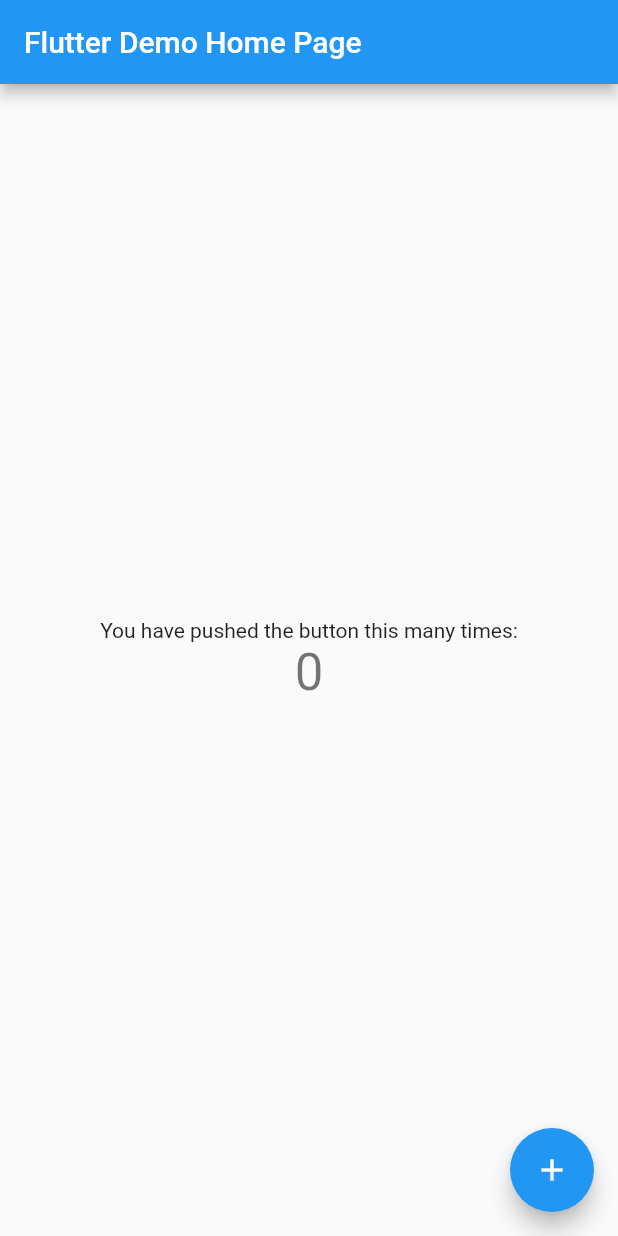
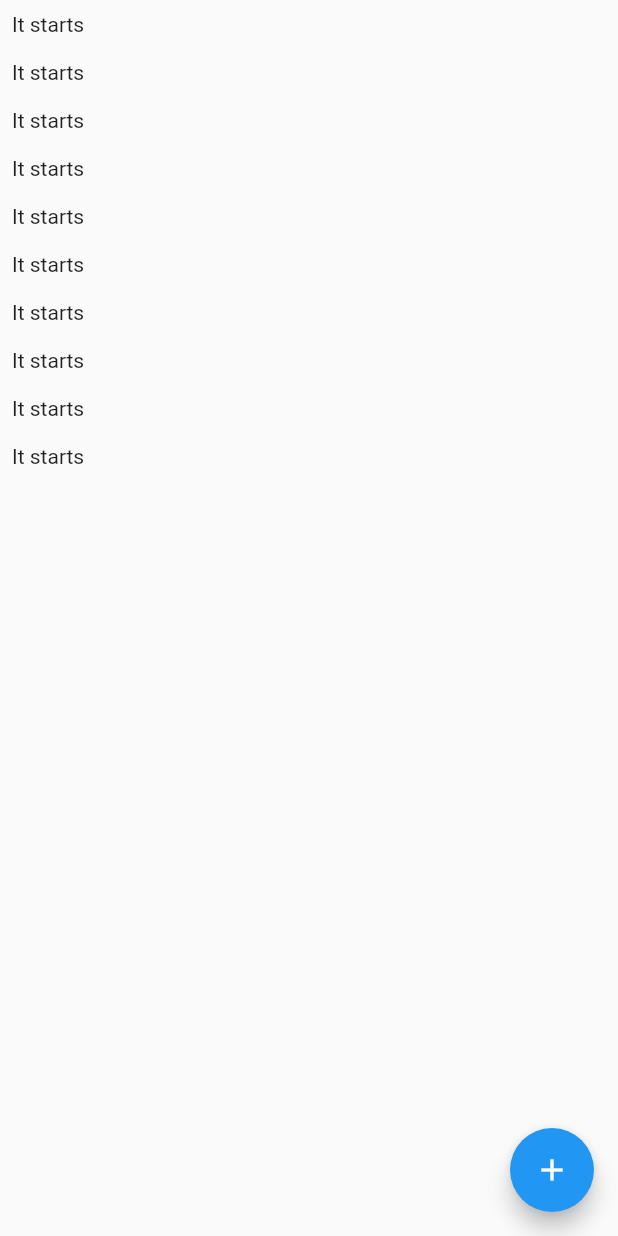
Before and after one commit to alinpahontu2912/flutter_chat_app, a Flutter app: the screen it shows after launch, on a phone screen of 412 x 824 dp. Run offline on Flutter 3.47's test engine with Material 2 defaults, Android fonts, the phone set to English and light mode, and no system bars; our stand-ins replace cloud_firestore; accounts and stored records are empty.

```diff
--- a/lib/main.dart
+++ b/lib/main.dart
@@ -1,4 +1,5 @@
 import 'package:flutter/material.dart';
+import './screens/chat_screen.dart';
 
 void main() {
   runApp(MyApp());
@@ -9,105 +10,11 @@ class MyApp extends StatelessWidget {
   @override
   Widget build(BuildContext context) {
     return MaterialApp(
-      title: 'Flutter Demo',
+      title: 'Chat App',
       theme: ThemeData(
-        // This is the theme of your application.
-        //
-        // Try running your application with "flutter run". You'll see the
-        // application has a blue toolbar. Then, without quitting the app, try
-        // changing the primarySwatch below to Colors.green and then invoke
-        // "hot reload" (press "r" in the console where you ran "flutter run",
-        // or simply save your changes to "hot reload" in a Flutter IDE).
-        // Notice that the counter didn't reset back to zero; the application
-        // is not restarted.
         primarySwatch: Colors.blue,
       ),
-      home: MyHomePage(title: 'Flutter Demo Home Page'),
+      home: ChatScreen(),
     );
   }
 }
-
-class MyHomePage extends StatefulWidget {
-  MyHomePage({Key key, this.title}) : super(key: key);
-
-  // This widget is the home page of your application. It is stateful, meaning
-  // that it has a State object (defined below) that contains fields that affect
-  // how it looks.
-
-  // This class is the configuration for the state. It holds the values (in this
-  // case the title) provided by the parent (in this case the App widget) and
-  // used by the build method of the State. Fields in a Widget subclass are
-  // always marked "final".
-
-  final String title;
-
-  @override
-  _MyHomePageState createState() => _MyHomePageState();
-}
-
-class _MyHomePageState extends State<MyHomePage> {
-  int _counter = 0;
-
-  void _incrementCounter() {
-    setState(() {
-      // This call to setState tells the Flutter framework that something has
-      // changed in this State, which causes it to rerun the build method below
-      // so that the display can reflect the updated values. If we changed
-      // _counter without calling setState(), then the build method would not be
-      // called again, and so nothing would appear to happen.
-      _counter++;
-    });
-  }
-
-  @override
-  Widget build(BuildContext context) {
-    // This method is rerun every time setState is called, for instance as done
-    // by the _incrementCounter method above.
-    //
-    // The Flutter framework has been optimized to make rerunning build methods
-    // fast, so that you can just rebuild anything that needs updating rather
-    // than having to individually change instances of widgets.
-    return Scaffold(
-      appBar: AppBar(
-        // Here we take the value from the MyHomePage object that was created by
-        // the App.build method, and use it to set our appbar title.
-        title: Text(widget.title),
-      ),
-      body: Center(
-        // Center is a layout widget. It takes a single child and positions it
-        // in the middle of the parent.
-        child: Column(
-          // Column is also a layout widget. It takes a list of children and
-          // arranges them vertically. By default, it sizes itself to fit its
-          // children horizontally, and tries to be as tall as its parent.
-          //
-          // Invoke "debug painting" (press "p" in the console, choose the
-          // "Toggle Debug Paint" action from the Flutter Inspector in Android
-          // Studio, or the "Toggle Debug Paint" command in Visual Studio Code)
-          // to see the wireframe for each widget.
-          //
-          // Column has various properties to control how it sizes itself and
-          // how it positions its children. Here we use mainAxisAlignment to
-          // center the children vertically; the main axis here is the vertical
-          // axis because Columns are vertical (the cross axis would be
-          // horizontal).
-          mainAxisAlignment: MainAxisAlignment.center,
-          children: <Widget>[
-            Text(
-              'You have pushed the button this many times:',
-            ),
-            Text(
-              '$_counter',
-              style: Theme.of(context).textTheme.headline4,
-            ),
-          ],
-        ),
-      ),
-      floatingActionButton: FloatingActionButton(
-        onPressed: _incrementCounter,
-        tooltip: 'Increment',
-        child: Icon(Icons.add),
-      ), // This trailing comma makes auto-formatting nicer for build methods.
-    );
-  }
-}
--- /dev/null
+++ b/lib/screens/chat_screen.dart
@@ -0,0 +1,30 @@
+import 'package:cloud_firestore/cloud_firestore.dart';
+import 'package:flutter/material.dart';
+
+class ChatScreen extends StatelessWidget {
+  @override
+  Widget build(BuildContext context) {
+    return Scaffold(
+      body: ListView.builder(
+        itemBuilder: (ctx, index) => Container(
+          padding: EdgeInsets.all(8),
+          child: Text('It starts'),
+        ),
+        itemCount: 10,
+      ),
+      floatingActionButton: FloatingActionButton(
+        child: Icon(Icons.add),
+        onPressed: () {
+          Firestore.instance
+              .collection('/chats/EIqGZGQdXh8ARnOGNybM/messages')
+              .snapshots()
+              .listen((data) {
+            data.documents.forEach((element) {
+             print(element['text']);
+            });
+          });
+        },
+      ),
+    );
+  }
+}
--- a/pubspec.yaml
+++ b/pubspec.yaml
@@ -28,6 +28,7 @@ dependencies:
   # The following adds the Cupertino Icons font to your application.
   # Use with the CupertinoIcons class for iOS style icons.
   cupertino_icons: ^1.0.1
+  cloud_firestore: ^0.13.5
 
 dev_dependencies:
   flutter_test:
```
Also changed, not shown: lib/screens/auth_screen.dart (added), pubspec.lock, 11 other files.
